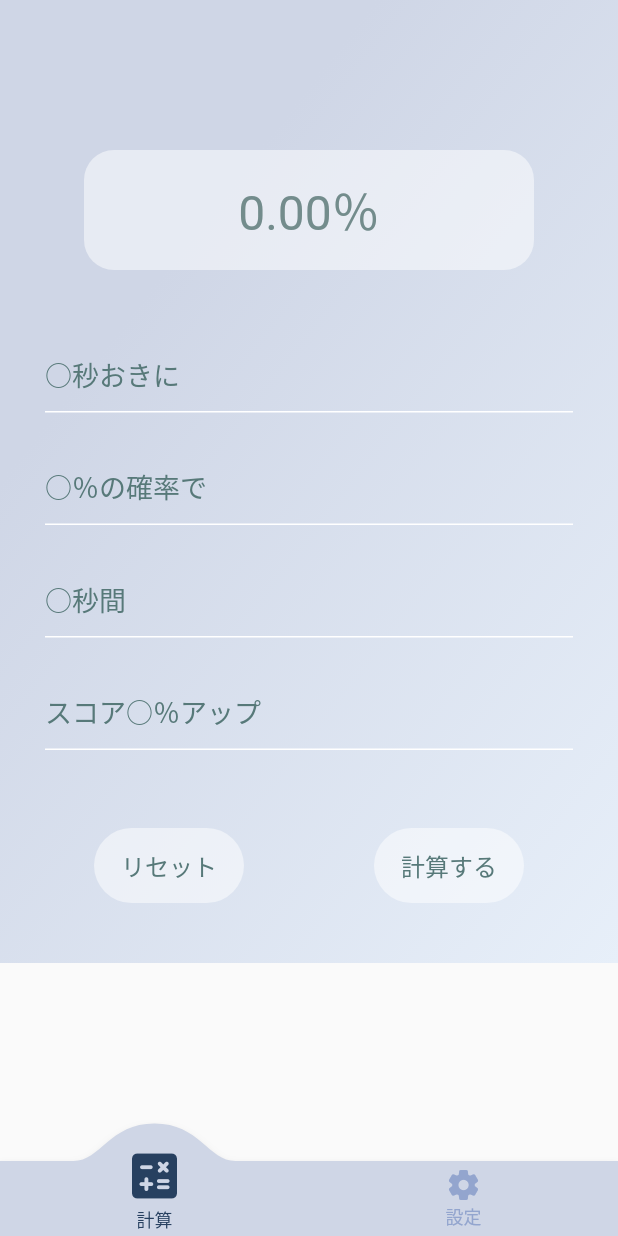
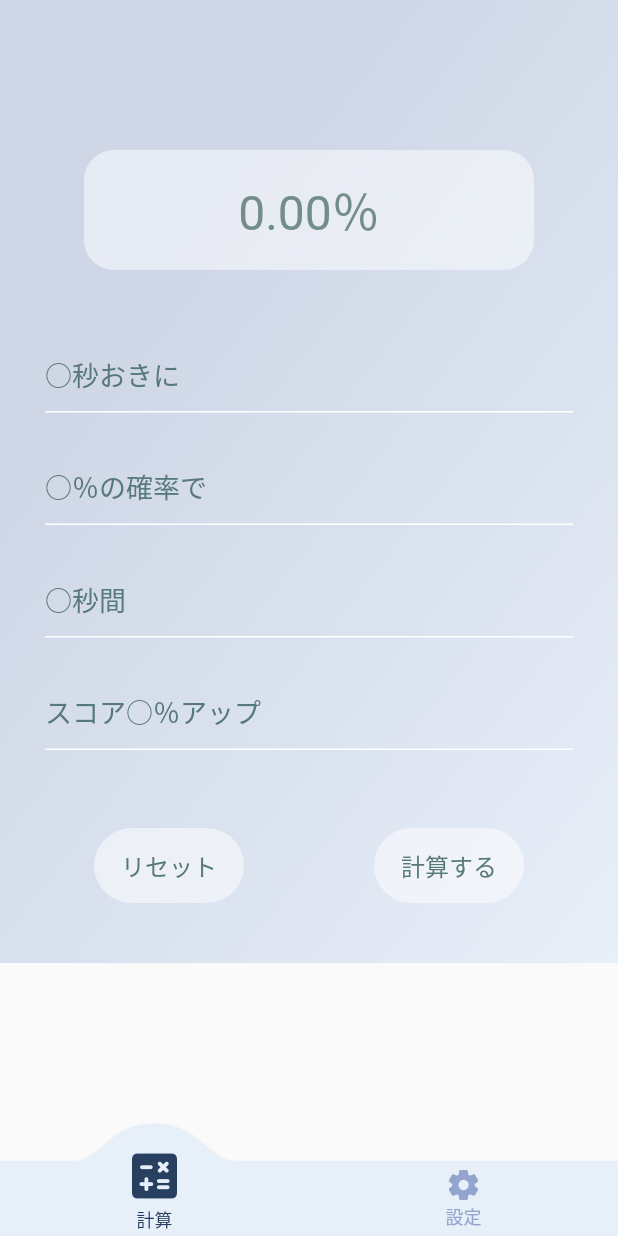
Before and after one commit to rerelurelu/uni-tool, a Flutter app: the screen it shows after launch, on a phone screen of 412 x 824 dp. Run offline on Flutter 3.47's test engine with Material 2 defaults, Android fonts, the phone set to English and light mode, and no system bars; drawn by our look-alikes of convex_bottom_bar, keyboard_actions; our stand-ins replace flutter_riverpod.

Commit message:
🎨  layout: Update

```diff
--- a/lib/screen/home.dart
+++ b/lib/screen/home.dart
@@ -241,10 +241,11 @@ class HomeScreen extends StatelessWidget {
       ),
       bottomNavigationBar: ConvexAppBar(
         style: TabStyle.react,
-        backgroundColor: lightFog,
+        backgroundColor: fog,
         activeColor: deepBlue,
         color: lightPurple,
         initialActiveIndex: 0,
+        elevation: 1,
         items: [
           TabItem(
             icon: Icons.calculate_rounded,
```
